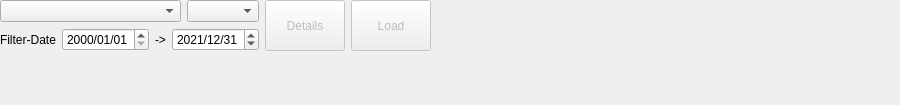
MIERUNE/qgis-jaxa-earth-plugin, file jaxaEarthApiDialog.ui: the form before one commit.
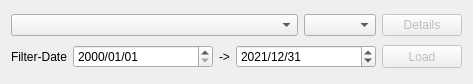
The form after the commit.

Patch:
```diff
--- a/jaxaEarthApiDialog.ui
+++ b/jaxaEarthApiDialog.ui
@@ -6,53 +6,14 @@
    <rect>
     <x>0</x>
     <y>0</y>
-    <width>900</width>
-    <height>105</height>
+    <width>473</width>
+    <height>84</height>
    </rect>
   </property>
-  <property name="minimumSize">
-   <size>
-    <width>900</width>
-    <height>105</height>
-   </size>
-  </property>
   <property name="windowTitle">
    <string>JAXA Earth API</string>
   </property>
-  <widget class="QWidget" name="DialogContents">
    <layout class="QGridLayout" name="gridLayout">
-    <item row="1" column="4" rowspan="2">
-     <widget class="QPushButton" name="loadButton">
-      <property name="enabled">
-       <bool>false</bool>
-      </property>
-      <property name="sizePolicy">
-       <sizepolicy hsizetype="Minimum" vsizetype="Preferred">
-        <horstretch>0</horstretch>
-        <verstretch>0</verstretch>
-       </sizepolicy>
-      </property>
-      <property name="text">
-       <string>Load</string>
-      </property>
-     </widget>
-    </item>
-    <item row="1" column="3" rowspan="2">
-     <widget class="QPushButton" name="detailsButton">
-      <property name="enabled">
-       <bool>false</bool>
-      </property>
-      <property name="sizePolicy">
-       <sizepolicy hsizetype="Minimum" vsizetype="Preferred">
-        <horstretch>0</horstretch>
-        <verstretch>0</verstretch>
-       </sizepolicy>
-      </property>
-      <property name="text">
-       <string>Details</string>
-      </property>
-     </widget>
-    </item>
     <item row="1" column="1">
      <widget class="QComboBox" name="datasetCombobox">
       <property name="sizePolicy">
@@ -76,6 +37,38 @@
       </property>
      </widget>
     </item>
+    <item row="1" column="3">
+     <widget class="QPushButton" name="detailsButton">
+      <property name="enabled">
+       <bool>false</bool>
+      </property>
+      <property name="sizePolicy">
+       <sizepolicy hsizetype="Minimum" vsizetype="Preferred">
+        <horstretch>0</horstretch>
+        <verstretch>0</verstretch>
+       </sizepolicy>
+      </property>
+      <property name="text">
+       <string>Details</string>
+      </property>
+     </widget>
+    </item>
+    <item row="2" column="3">
+     <widget class="QPushButton" name="loadButton">
+      <property name="enabled">
+       <bool>false</bool>
+      </property>
+      <property name="sizePolicy">
+       <sizepolicy hsizetype="Minimum" vsizetype="Preferred">
+        <horstretch>0</horstretch>
+        <verstretch>0</verstretch>
+       </sizepolicy>
+      </property>
+      <property name="text">
+       <string>Load</string>
+      </property>
+     </widget>
+    </item>
     <item row="2" column="1" colspan="2">
      <layout class="QHBoxLayout" name="horizontalLayout">
       <item>
@@ -95,9 +88,9 @@
         </property>
         <property name="dateTime">
          <datetime>
-          <hour>23</hour>
-          <minute>59</minute>
-          <second>59</second>
+          <hour>0</hour>
+          <minute>0</minute>
+          <second>0</second>
           <year>2000</year>
           <month>1</month>
           <day>1</day>
@@ -195,7 +188,6 @@
      </layout>
     </item>
    </layout>
-  </widget>
  </widget>
  <resources/>
  <connections/>
```
Left out of the diff: 2 changed lines with no effect on the pictures.
